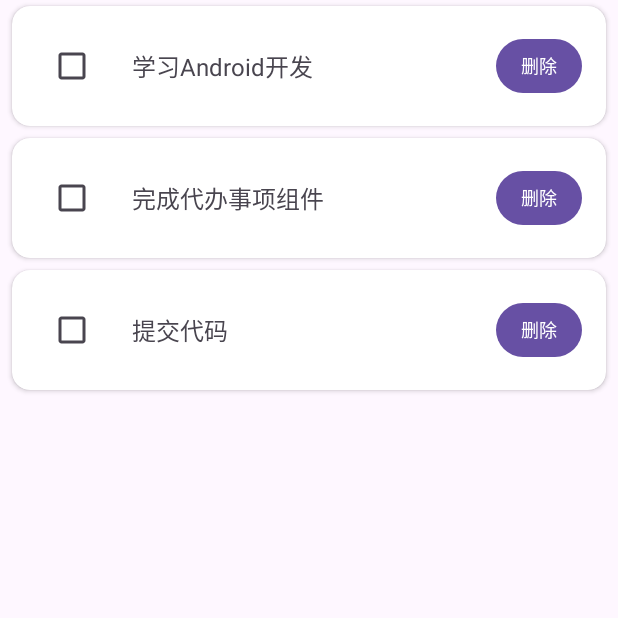
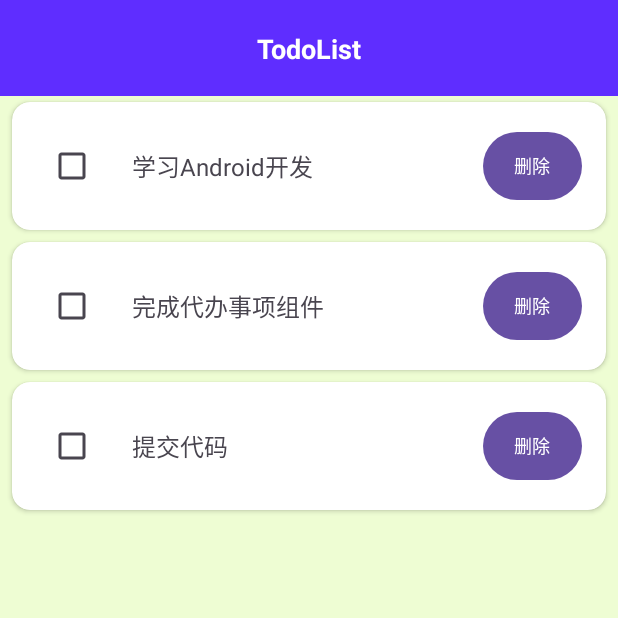
Before and after one commit to ZanytriumPH/todo, an Android app: the screen it shows after launch (MainActivity), on a phone screen of 412 x 824 dp, the top half of it. Run offline under Robolectric (Android 15) with nearby library versions, the phone set to English and light mode, and no system bars.

Commit message:
增设导航栏，添加了背景色

```diff
--- a/app/src/main/res/layout/activity_main.xml
+++ b/app/src/main/res/layout/activity_main.xml
@@ -5,18 +5,42 @@
     android:id="@+id/main"
     android:layout_width="match_parent"
     android:layout_height="match_parent"
-    tools:context=".MainActivity">
+    tools:context=".MainActivity"
+    android:background="#BBE9FFC4">
 
-    <!-- 代办事项列表 -->
+    <!-- 顶部固定导航栏 -->
+    <androidx.constraintlayout.widget.ConstraintLayout
+        android:id="@+id/nav_bar"
+        android:layout_width="match_parent"
+        android:layout_height="64dp"
+        android:background="#5F2DFF"
+        app:layout_constraintTop_toTopOf="parent"
+        app:layout_constraintLeft_toLeftOf="parent"
+        app:layout_constraintRight_toRightOf="parent">
+
+        <TextView
+            android:id="@+id/nav_title"
+            android:layout_width="wrap_content"
+            android:layout_height="wrap_content"
+            android:text="TodoList"
+            android:textColor="@color/white"
+            android:textSize="18sp"
+            android:textStyle="bold"
+            app:layout_constraintBottom_toBottomOf="parent"
+            app:layout_constraintLeft_toLeftOf="parent"
+            app:layout_constraintRight_toRightOf="parent"
+            app:layout_constraintTop_toTopOf="parent" />
+
+    </androidx.constraintlayout.widget.ConstraintLayout>
+
+    <!-- 代办任务列表（确保在导航栏下方） -->
     <androidx.recyclerview.widget.RecyclerView
         android:id="@+id/rv_todo"
         android:layout_width="match_parent"
-        android:layout_height="match_parent"
+        android:layout_height="0dp"
+        app:layout_constraintTop_toBottomOf="@id/nav_bar"
         app:layout_constraintBottom_toBottomOf="parent"
-        app:layout_constraintEnd_toEndOf="parent"
-        app:layout_constraintHorizontal_bias="0.0"
-        app:layout_constraintStart_toStartOf="parent"
-        app:layout_constraintTop_toTopOf="parent"
-        app:layout_constraintVertical_bias="0.0" />
+        app:layout_constraintLeft_toLeftOf="parent"
+        app:layout_constraintRight_toRightOf="parent" />
 
 </androidx.constraintlayout.widget.ConstraintLayout>
--- a/app/src/main/res/layout/item_todo.xml
+++ b/app/src/main/res/layout/item_todo.xml
@@ -10,24 +10,22 @@
     android:layout_marginBottom="4dp"
     app:cardCornerRadius="12dp"
     app:cardElevation="2dp"
-    app:cardBackgroundColor="@android:color/white">
+    app:cardBackgroundColor="#FFFFFF">
 
     <androidx.constraintlayout.widget.ConstraintLayout
         android:layout_width="match_parent"
         android:layout_height="wrap_content"
-        android:padding="16dp"
-        android:background="?attr/selectableItemBackground"
-        android:minHeight="60dp">
+        android:minHeight="60dp"
+        android:padding="16dp">
 
         <!-- 复选框（标记是否完成） -->
         <CheckBox
             android:id="@+id/cb_todo"
             android:layout_width="wrap_content"
             android:layout_height="wrap_content"
-
+            app:layout_constraintBottom_toBottomOf="parent"
             app:layout_constraintStart_toStartOf="parent"
-            app:layout_constraintTop_toTopOf="parent"
-            app:layout_constraintBottom_toBottomOf="parent"/>
+            app:layout_constraintTop_toTopOf="parent" />
 
         <!-- 代办事项内容 -->
         <TextView
@@ -36,23 +34,21 @@
             android:layout_height="wrap_content"
             android:layout_marginStart="16dp"
             android:layout_marginEnd="16dp"
+            android:text="代办事项内容"
             android:textSize="16sp"
-
-            android:text="代办事项内容"
+            app:layout_constraintBottom_toBottomOf="parent"
+            app:layout_constraintEnd_toStartOf="@id/btn_delete"
             app:layout_constraintStart_toEndOf="@id/cb_todo"
-            app:layout_constraintTop_toTopOf="parent"
-            app:layout_constraintBottom_toBottomOf="parent"
-            app:layout_constraintEnd_toStartOf="@id/btn_delete"/>
+            app:layout_constraintTop_toTopOf="parent" />
 
         <!-- 删除按钮 -->
         <Button
             android:id="@+id/btn_delete"
-            android:layout_width="57dp"
-            android:layout_height="44dp"
+            android:layout_width="66dp"
+            android:layout_height="53dp"
             android:paddingStart="12dp"
             android:paddingEnd="12dp"
             android:text="删除"
-
             android:textColor="@android:color/white"
             android:textSize="12sp"
             app:layout_constraintBottom_toBottomOf="parent"
```
